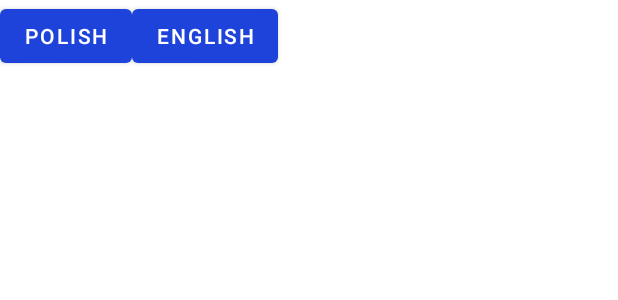
After one commit to MaciejPrzyborowski/LifePlanner, an Android app: the layout settings_main.xml on its own in the app's theme, with its tools: preview values and no code run, on a phone screen of 412 x 824 dp. The commit adds this screen. Shown: the top 300 px of the screen. Run offline under Robolectric (Android 15) with nearby library versions, the phone set to English and light mode, and no system bars; Roboto replaces fonts that are not available here.

Commit message:
Wersja 1.7

```diff
--- a/app/src/main/java/com/life/planner/ui/notes/AddNote.kt
+++ b/app/src/main/java/com/life/planner/ui/notes/AddNote.kt
@@ -6,10 +6,8 @@ import android.content.Intent
 import android.database.sqlite.SQLiteDatabase
 import android.graphics.Bitmap
 import android.graphics.BitmapFactory
-import android.graphics.drawable.BitmapDrawable
 import android.os.Bundle
 import android.provider.BaseColumns
-import android.util.Log
 import android.view.MenuItem
 import android.view.View
 import android.widget.EditText
@@ -32,9 +30,9 @@ class AddNote : AppCompatActivity() {
     private lateinit var addNoteButton: FloatingActionButton
     private var taskID: Int = -1
 
-
     override fun onCreate(savedInstanceState: Bundle?) {
         super.onCreate(savedInstanceState)
+        title = resources.getString(R.string.addNoteTitle)
         setContentView(R.layout.fragment_addnote)
         supportActionBar?.setDisplayHomeAsUpEnabled(true)
 
--- /dev/null
+++ b/app/src/main/res/layout/settings_main.xml
@@ -0,0 +1,20 @@
+<?xml version="1.0" encoding="utf-8"?>
+<LinearLayout xmlns:android="http://schemas.android.com/apk/res/android"
+    xmlns:tools="http://schemas.android.com/tools"
+    android:layout_width="match_parent"
+    android:layout_height="match_parent">
+
+
+    <Button
+        android:id="@+id/languagePolish"
+        android:layout_width="wrap_content"
+        android:layout_height="wrap_content"
+        android:text="Polish" />
+
+    <Button
+        android:id="@+id/languageEnglish"
+        android:layout_width="wrap_content"
+        android:layout_height="wrap_content"
+        android:text="English" />
+
+</LinearLayout>
```
Also changed, not shown: app/src/main/AndroidManifest.xml (+4 -3 lines), app/src/main/java/com/life/planner/MainActivity.kt (+20 -3 lines), app/src/main/java/com/life/planner/SettingsActivity.kt (added, +49 -0 lines).
